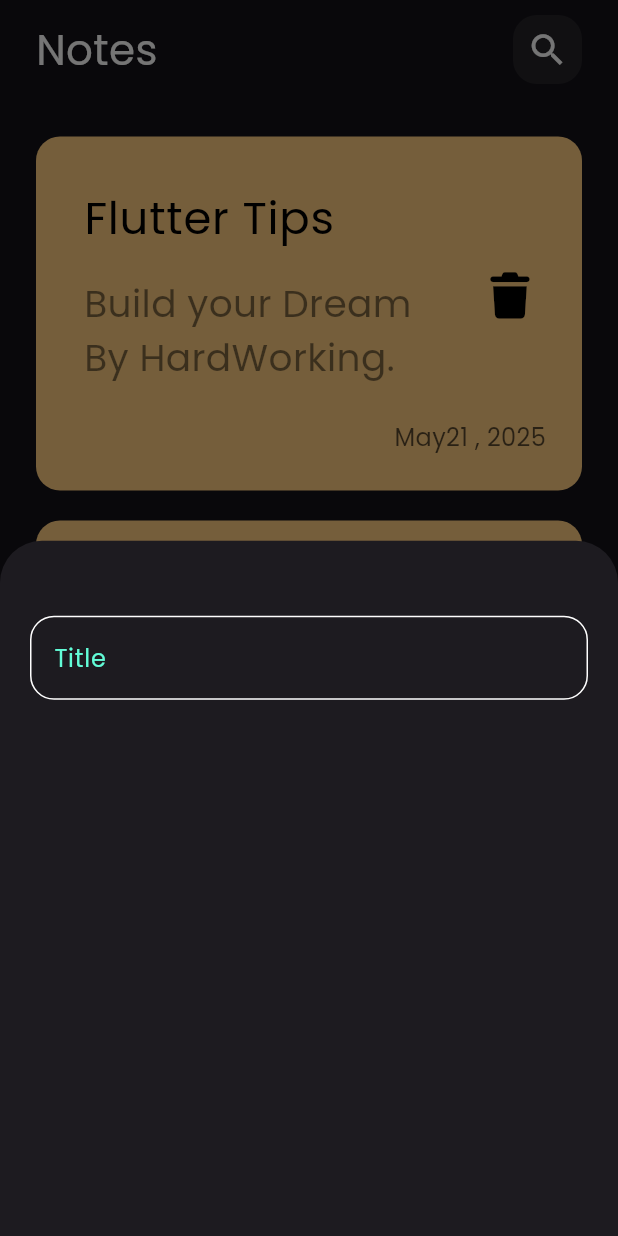
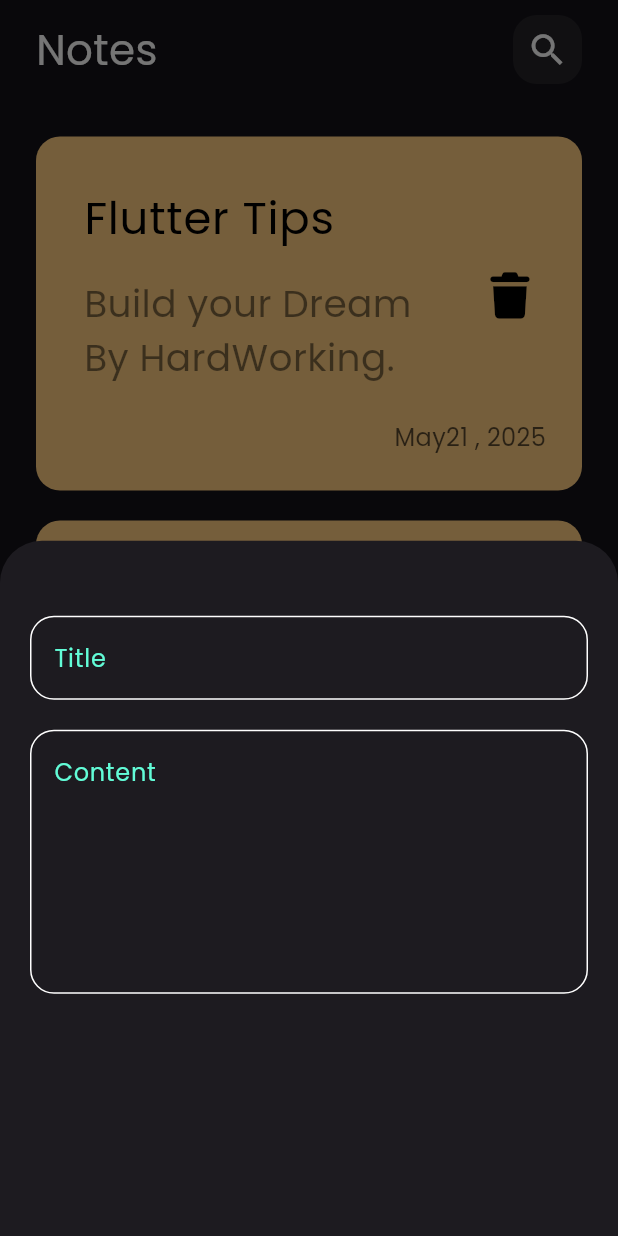
Before and after one commit to Moamed1010/note_app, a Flutter app: the screen it shows after launch, after a tap on the "add" icon, on a phone screen of 412 x 824 dp. Run offline on Flutter 3.47's test engine with Material 3 defaults, Android fonts, the phone set to English and light mode, and no system bars; our stand-ins replace font_awesome_flutter.

Commit message:
add fields to notes bottom sheet

```diff
--- a/lib/Views/widgets/add_note_botton_sheet.dart
+++ b/lib/Views/widgets/add_note_botton_sheet.dart
@@ -11,9 +11,11 @@ class AddNoteButtonSheet extends StatelessWidget {
       padding: const EdgeInsets.symmetric(horizontal: 20,vertical: 30),
       child: Column(
 
-        children: [
-          const SizedBox(height: 20,),
-          CussomTextField(),
+        children:const [
+           SizedBox(height: 20,),
+          CussomTextField(hint: 'Title',),
+           SizedBox(height: 20,),
+          CussomTextField(hint: 'Content',maxline: 6,),
         ],
       ),
     ) ;
--- a/lib/Views/widgets/custom_text_field.dart
+++ b/lib/Views/widgets/custom_text_field.dart
@@ -2,14 +2,17 @@ import 'package:flutter/material.dart';
 import 'package:note_app/Constant.dart';
 
 class CussomTextField extends StatelessWidget {
-  const CussomTextField({super.key});
+  const CussomTextField({super.key, required this.hint,  this.maxline=1});
 
+  final String hint;
+  final int maxline;
   @override
   Widget build(BuildContext context) {
     return TextField(
       cursorColor: KPrimaryColor,
+      maxLines: maxline,
       decoration: InputDecoration(
-        hintText: 'Title',
+        hintText: hint,
         hintStyle:const  TextStyle(
           color: KPrimaryColor
         ),
```
